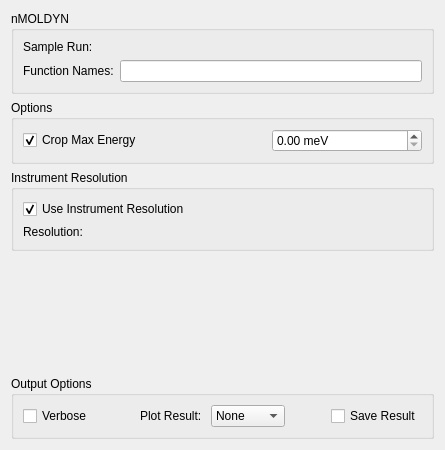
Above: Code/Mantid/MantidQt/CustomInterfaces/inc/MantidQtCustomInterfaces/IndirectMolDyn.ui from mantidproject/mantid before the change. Below: the same form after it.
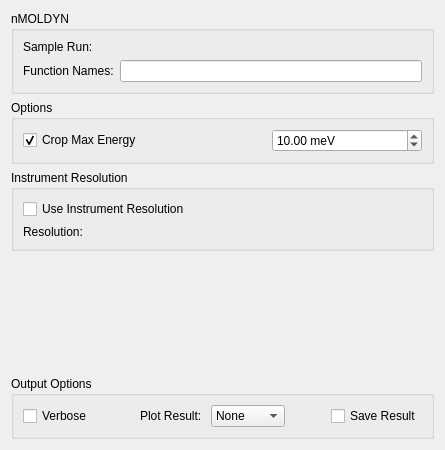
That is the form after the change. Custom widgets are drawn as their Qt base class.

Commit message:
Give UI more reasonable default values
Refs #10391

Patch:
```diff
--- a/Code/Mantid/MantidQt/CustomInterfaces/inc/MantidQtCustomInterfaces/IndirectMolDyn.ui
+++ b/Code/Mantid/MantidQt/CustomInterfaces/inc/MantidQtCustomInterfaces/IndirectMolDyn.ui
@@ -120,6 +120,9 @@
           <property name="maximum">
            <double>1000.000000000000000</double>
           </property>
+          <property name="value">
+           <double>10.000000000000000</double>
+          </property>
          </widget>
         </item>
        </layout>
@@ -176,6 +179,9 @@
       </item>
       <item row="0" column="0" colspan="2">
        <widget class="QCheckBox" name="ckResolution">
+        <property name="enabled">
+         <bool>true</bool>
+        </property>
         <property name="toolTip">
          <string>&lt;html&gt;&lt;head/&gt;&lt;body&gt;&lt;p&gt;Convolve suitable workspaces with an instrument resolution.&lt;/p&gt;&lt;/body&gt;&lt;/html&gt;</string>
         </property>
@@ -183,7 +189,7 @@
          <string>Use Instrument Resolution</string>
         </property>
         <property name="checked">
-         <bool>true</bool>
+         <bool>false</bool>
         </property>
        </widget>
       </item>
```
Left out of the diff: 3 changed lines with no effect on the pictures. The commit also changes 1 other file.
